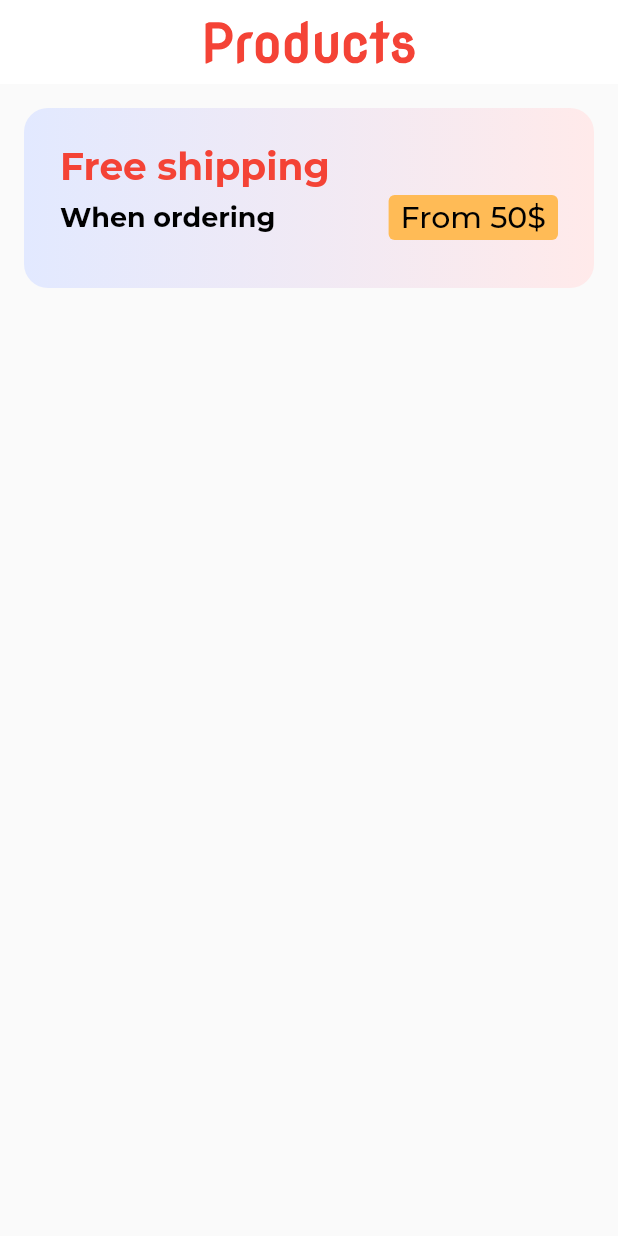
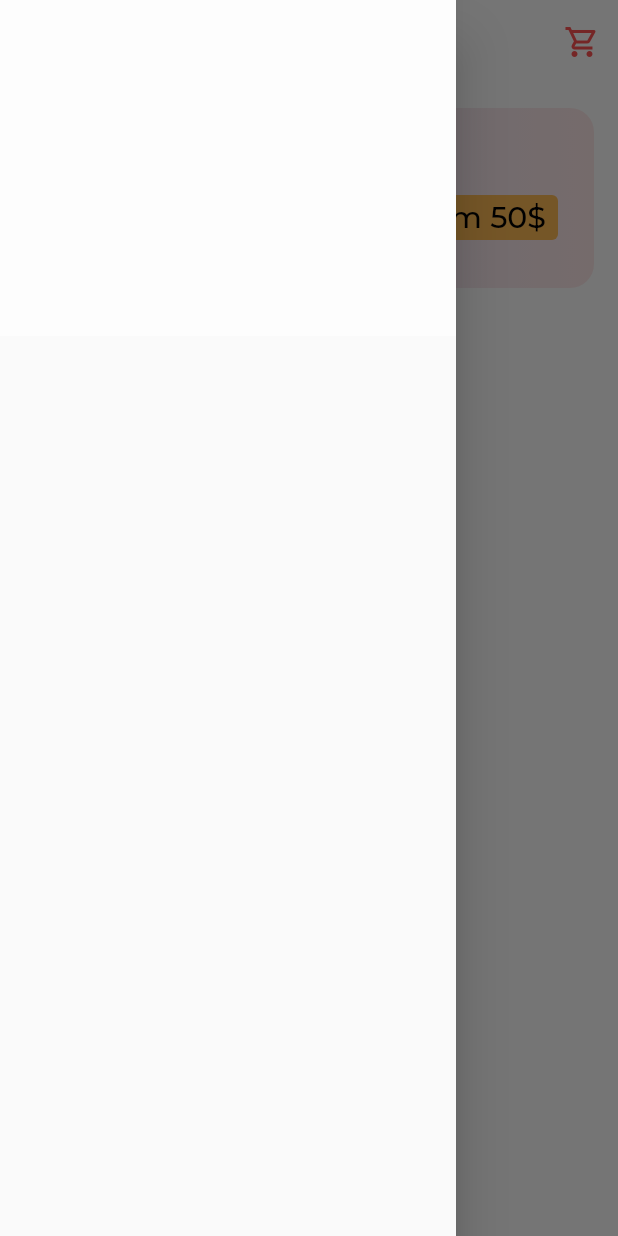
Before and after one commit to nmustakim/ShopEasy, a Flutter app: the Home screen opened directly, with the side drawer open (before the commit the screen has no drawer), on a phone screen of 412 x 824 dp. Run offline on Flutter 3.47's test engine with Material 2 defaults, Android fonts, the phone set to English and light mode, and no system bars; our stand-ins replace cloud_firestore, firebase_auth, firebase_core, google_fonts; accounts and stored records are empty.

Commit message:
drawer,cart

```diff
--- a/lib/screens/home/home.dart
+++ b/lib/screens/home/home.dart
@@ -2,6 +2,7 @@ import 'package:cloud_firestore/cloud_firestore.dart';
 import 'package:flutter/material.dart';
 import 'package:shopeasy/constants.dart';
 import 'package:shopeasy/repositories/product_repository.dart';
+import 'package:shopeasy/screens/cart/cart.dart';
 import 'package:shopeasy/screens/dairy/dairy.dart';
 import 'package:shopeasy/screens/fruits/fruits.dart';
 import 'package:shopeasy/screens/meat/meat.dart';
@@ -21,6 +22,7 @@ class _HomeState extends State<Home> {
   ProductRepository? _productRepository;
   List<Product>? productsList;
   List<Product>? productsListContainer;
+  final scaffoldKey = GlobalKey<ScaffoldState>();
 
   FirebaseFirestore firestore = FirebaseFirestore.instance;
   @override
@@ -52,23 +54,65 @@ class _HomeState extends State<Home> {
   Widget build(BuildContext context) {
     return SafeArea(
         child: Scaffold(
+            key: scaffoldKey,
+            backgroundColor: Colors.white,
             appBar: AppBar(
+              leading: IconButton(
+                color: Colors.red,
+                icon: const Icon(Icons.menu),
+                onPressed: () {
+                  if (scaffoldKey.currentState!.isDrawerOpen) {
+                    scaffoldKey.currentState!.closeDrawer();
+                    //close drawer, if drawer is open
+                  } else {
+                    scaffoldKey.currentState!.openDrawer();
+                    //open drawer, if drawer is closed
+                  }
+                },
+              ),
+              actions: [
+                IconButton(
+                    onPressed: () {
+                      Navigator.push(context,
+                          MaterialPageRoute(builder: (context) => Cart()));
+                    },
+                    icon: const Icon(
+                      Icons.shopping_cart_outlined,
+                      color: Colors.redAccent,
+                    ))
+              ],
               backgroundColor: Colors.white,
               elevation: 0,
-        automaticallyImplyLeading: false,
+              centerTitle: true,
               title: Text(
                 "Products",
                 style: titleTextStyle1,
               ),
-        centerTitle: true,
+            ),
+            drawer: Drawer(
+              child: ListView(
+                children: const [
+                  ListTile(
+                    tileColor: Colors.white60,
+                  ),
+                  ListTile(
+                    tileColor: Colors.white60,
+                  ),
+                  ListTile(
+                    tileColor: Colors.white60,
+                  ),
+                  ListTile(
+                    tileColor: Colors.white60,
+                  ),
+                ],
+              ),
             ),
             body: Padding(
               padding: const EdgeInsets.all(16.0),
               child: Column(
                 crossAxisAlignment: CrossAxisAlignment.center,
                 children: [
-        Stack(
-        children: [
+                  Stack(children: [
                     Container(
                       height: 120,
                       decoration: BoxDecoration(
@@ -85,7 +129,8 @@ class _HomeState extends State<Home> {
                               style: TextStyle(
                                   fontSize: 25,
                                   fontWeight: FontWeight.w700,
-                        fontFamily: GoogleFonts.montserrat().fontFamily,
+                                  fontFamily:
+                                      GoogleFonts.montserrat().fontFamily,
                                   color: Colors.red)),
                           const SizedBox(
                             height: 4,
@@ -100,22 +145,21 @@ class _HomeState extends State<Home> {
                                           GoogleFonts.montserrat().fontFamily,
                                       color: const Color(0XFF000000))),
                               const Expanded(
-                      child: SizedBox(
-
-                      ),
+                                child: SizedBox(),
                               ),
                               Container(
                                 decoration: BoxDecoration(
                                     borderRadius: BorderRadius.circular(4),
                                     color: const Color(0XFFFFBB56)),
                                 child: Padding(
-                        padding: const EdgeInsets.fromLTRB(8, 3, 8, 3),
+                                  padding:
+                                      const EdgeInsets.fromLTRB(8, 3, 8, 3),
                                   child: Text('From 50\$',
                                       style: TextStyle(
                                           fontSize: 20,
                                           fontWeight: FontWeight.w500,
-                                fontFamily:
-                                GoogleFonts.montserrat().fontFamily,
+                                          fontFamily: GoogleFonts.montserrat()
+                                              .fontFamily,
                                           color: const Color(0XFF000000))),
                                 ),
                               ),
@@ -124,19 +168,26 @@ class _HomeState extends State<Home> {
                         ],
                       ),
                     ),
-          ]
+                  ]),
+                  const SizedBox(
+                    height: 25,
                   ),
-            const SizedBox(height: 25,),
                   Expanded(
                     child: GridView.builder(
                         itemCount: productsList!.length,
-                  gridDelegate: const SliverGridDelegateWithFixedCrossAxisCount(
+                        gridDelegate:
+                            const SliverGridDelegateWithFixedCrossAxisCount(
                                 crossAxisCount: 2),
                         itemBuilder: (context, index) {
                           Product data = productsList![index];
                           return InkWell(
                             onTap: () {
-                        const List<Widget> screens = [Fruits(),Vegetables(),Dairies(),Meats()];
+                              const List<Widget> screens = [
+                                Fruits(),
+                                Vegetables(),
+                                Dairies(),
+                                Meats()
+                              ];
                               Navigator.push(
                                   context,
                                   MaterialPageRoute(
@@ -149,10 +200,7 @@ class _HomeState extends State<Home> {
                         }),
                   ),
                 ],
-
               ),
-    )
-        )
-    );
+            )));
   }
 }
```
Lines whose indentation alone changed are shown as unchanged.
